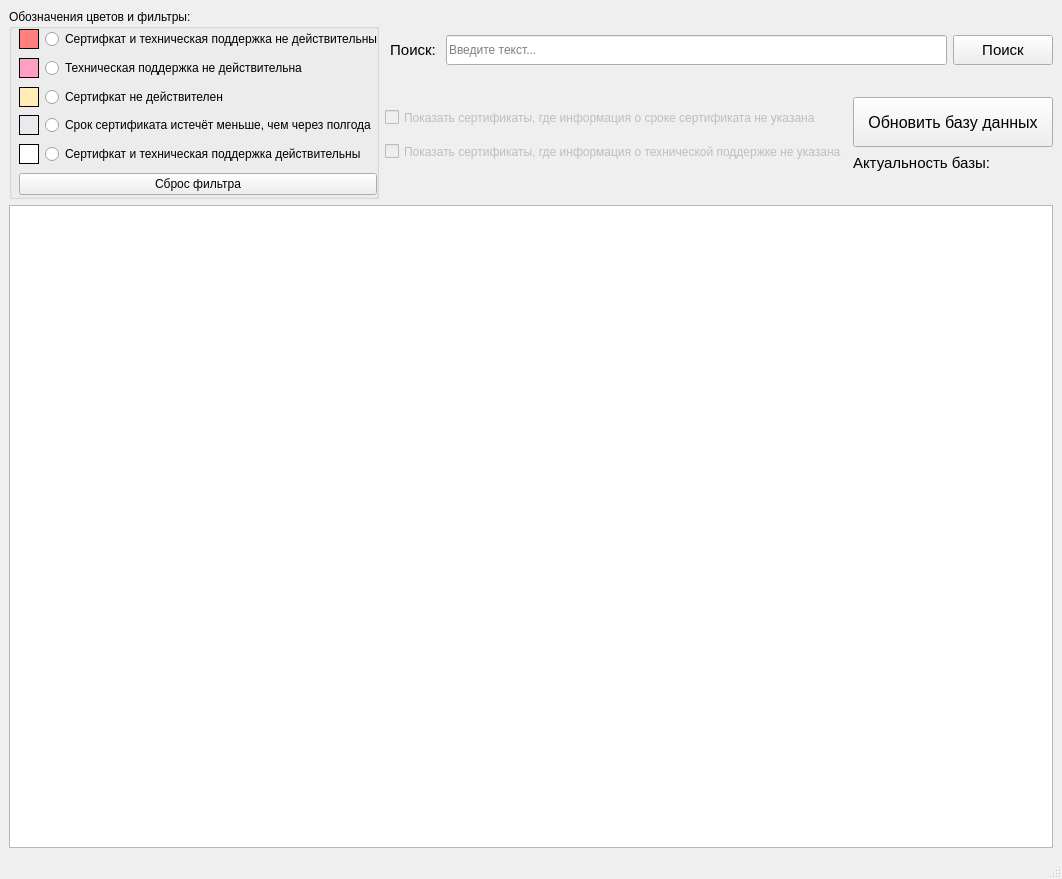
This is AppCertificates/tableview.ui in Kyraas/work as Qt 5 draws it before an edit. The edited form follows.
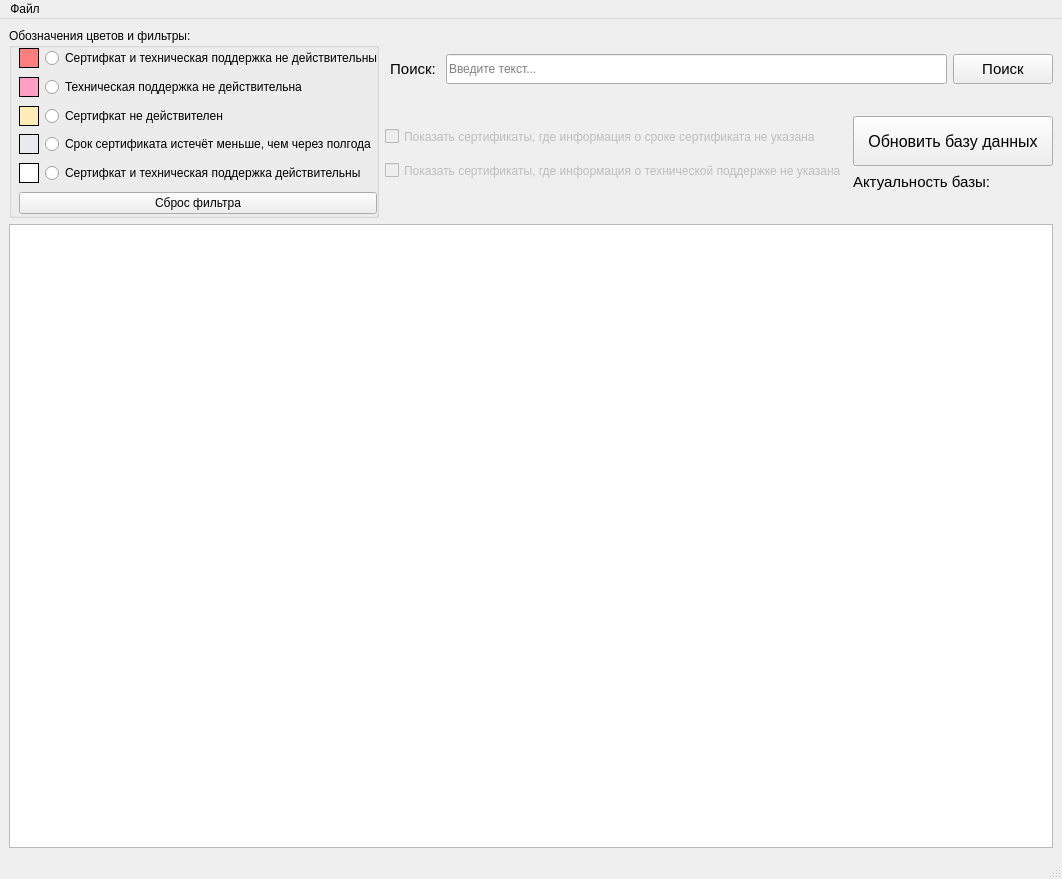
This is the edited form.

What changed in the file:
```diff
--- a/AppCertificates/tableview.ui
+++ b/AppCertificates/tableview.ui
@@ -459,6 +459,17 @@
      <height>22</height>
     </rect>
    </property>
+   <widget class="QMenu" name="menu">
+    <property name="statusTip">
+     <string>Создание файлов</string>
+    </property>
+    <property name="title">
+     <string>Файл</string>
+    </property>
+    <addaction name="action_Excel"/>
+    <addaction name="action_Word"/>
+   </widget>
+   <addaction name="menu"/>
   </widget>
   <widget class="QStatusBar" name="statusbar"/>
  </widget>
```
Left out of the diff: 33 changed lines with no effect on the pictures.
